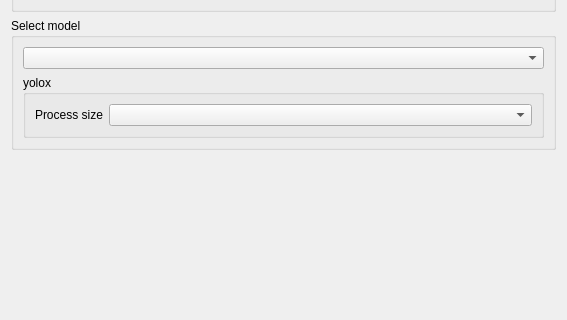
This is generic_cv_tasks/ui/obj_detect/widget_object_detect_model_select.ui in stereomatchingkiss/show_cases as Qt 5 draws it before an edit; both pictures show x 0 to 567 and y 129 to 449 of the 567 by 555 pixel window. The edited form follows.
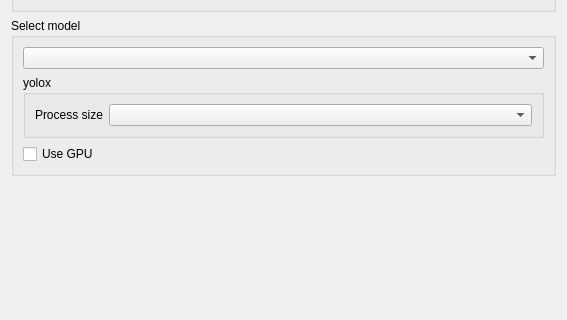
This is the edited form.

Commit message: Better resource management, release memory of object detector when no stream needed

```diff
--- a/generic_cv_tasks/ui/obj_detect/widget_object_detect_model_select.ui
+++ b/generic_cv_tasks/ui/obj_detect/widget_object_detect_model_select.ui
@@ -136,6 +136,13 @@
         </layout>
        </widget>
       </item>
+      <item>
+       <widget class="QCheckBox" name="checkBoxUseGPU">
+        <property name="text">
+         <string>Use GPU</string>
+        </property>
+       </widget>
+      </item>
      </layout>
     </widget>
    </item>
```
Left out of the diff: 66 changed lines with no effect on the pictures. The commit also changes 3 other files.
